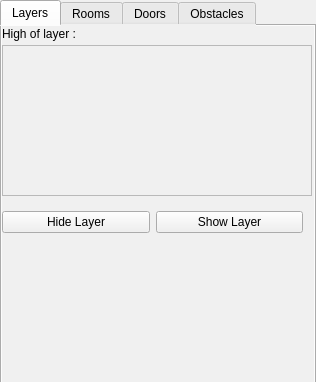
Old version of the form forms/roomwidget.ui in the repository JuPedSim/jpseditor; both pictures show x 0 to 316 and y 0 to 382 of the 316 by 579 pixel window.
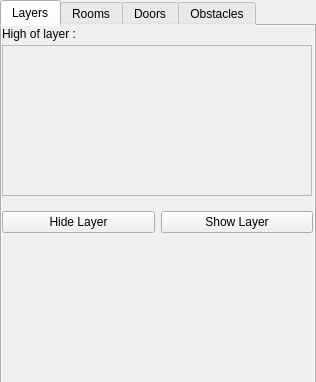
New version of the form.

Diff of the .ui file:
```diff
--- a/forms/roomwidget.ui
+++ b/forms/roomwidget.ui
@@ -31,7 +31,7 @@
      <rect>
       <x>0</x>
       <y>180</y>
-      <width>301</width>
+      <width>311</width>
       <height>32</height>
      </rect>
     </property>
```
